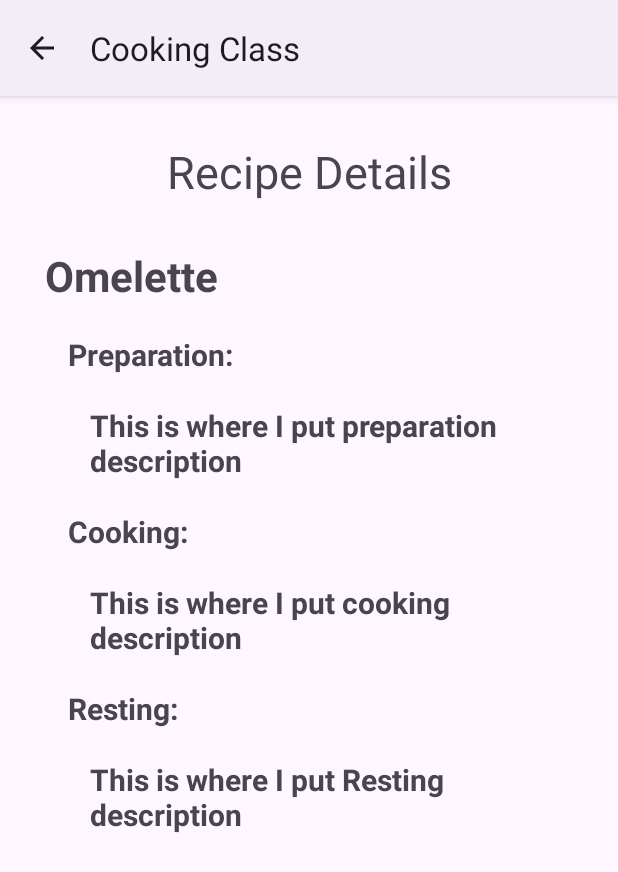
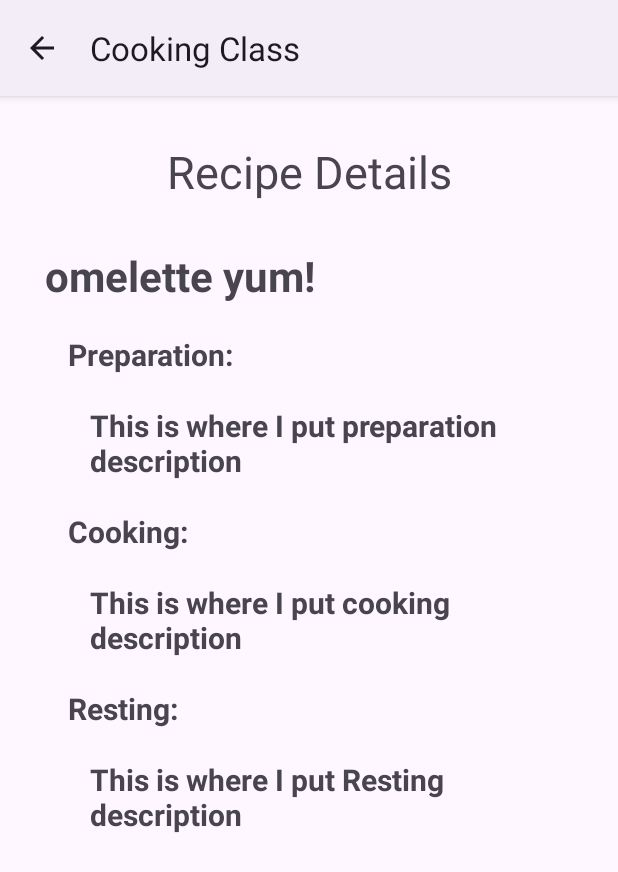
Before and after one commit to melchiaballe/mobile-cooking-app, an Android app: the screen it shows after launch (RecipeDetailsActivity), after a tap on "See Recipe", on a phone screen of 412 x 824 dp. Shown: the top 872 px of the screen. Run offline under Robolectric (Android 15) with nearby library versions, the phone set to English and light mode, and no system bars.

Commit message:
added passed data from home to omelette recipe fragment

```diff
--- a/app/src/main/java/com/example/cookingclass/HomeFragment.java
+++ b/app/src/main/java/com/example/cookingclass/HomeFragment.java
@@ -1,5 +1,6 @@
 package com.example.cookingclass;
 
+import android.content.Intent;
 import android.os.Bundle;
 
 import androidx.fragment.app.Fragment;
@@ -7,13 +8,32 @@ import androidx.fragment.app.Fragment;
 import android.view.LayoutInflater;
 import android.view.View;
 import android.view.ViewGroup;
+import android.widget.Button;
 
 public class HomeFragment extends Fragment {
 
     @Override
     public View onCreateView(LayoutInflater inflater, ViewGroup container,
                              Bundle savedInstanceState) {
-        // Inflate the layout for this fragment
-        return inflater.inflate(R.layout.fragment_home, container, false);
+
+        View view = inflater.inflate(R.layout.fragment_home, container, false);
+
+        Button button1 = view.findViewById(R.id.omeletteBtn);
+
+
+        button1.setOnClickListener(new View.OnClickListener() {
+            @Override
+            public void onClick(View v) {
+                Intent intent = new Intent(getActivity(), RecipeDetailsActivity.class);
+                intent.putExtra("recipe", "omelette yum!");
+                startActivity(intent);
+            }
+        });
+
+        return view;
+
+
     }
+
+
 }
--- a/app/src/main/java/com/example/cookingclass/MainActivity.java
+++ b/app/src/main/java/com/example/cookingclass/MainActivity.java
@@ -8,6 +8,7 @@ import android.os.Bundle;
 import android.view.MenuItem;
 
 import android.view.View;
+import android.widget.Button;
 
 import com.google.android.material.bottomnavigation.BottomNavigationView;
 import com.google.android.material.navigation.NavigationBarView;
@@ -75,6 +76,7 @@ public class MainActivity extends AppCompatActivity {
                 return false;
             }
         });
+
     }
 
     public void launchTimerDetailScreen(View v) {
@@ -82,10 +84,10 @@ public class MainActivity extends AppCompatActivity {
         startActivity(intent);
     }
 
-    public void launchRecipeDetailScreen(View v) {
-        Intent intent = new Intent(this, RecipeDetailsActivity.class);
-        startActivity(intent);
-    }
+//    public void launchRecipeDetailScreen(View v) {
+//        Intent intent = new Intent(this, RecipeDetailsActivity.class);
+//        startActivity(intent);
+//    }
 
     public void launchFeedbackDetails(View v) {
         Intent intent = new Intent(this, FeedbackRatingActivity.class);
--- a/app/src/main/java/com/example/cookingclass/RecipeDetailsActivity.java
+++ b/app/src/main/java/com/example/cookingclass/RecipeDetailsActivity.java
@@ -2,7 +2,10 @@ package com.example.cookingclass;
 
 import androidx.appcompat.app.AppCompatActivity;
 
+import android.content.Intent;
 import android.os.Bundle;
+import android.widget.Button;
+import android.widget.TextView;
 
 public class RecipeDetailsActivity extends AppCompatActivity {
 
@@ -10,5 +13,12 @@ public class RecipeDetailsActivity extends AppCompatActivity {
     protected void onCreate(Bundle savedInstanceState) {
         super.onCreate(savedInstanceState);
         setContentView(R.layout.activity_recipe_details);
+
+        Intent intent = getIntent();
+        String value = intent.getStringExtra("recipe");
+
+        TextView title = findViewById(R.id.recipe_title);
+
+        title.setText(value);
     }
 }
--- a/app/src/main/res/layout/activity_recipe_details.xml
+++ b/app/src/main/res/layout/activity_recipe_details.xml
@@ -29,11 +29,12 @@
             android:orientation="horizontal">
 
             <TextView
+                android:id="@+id/recipe_title"
                 android:layout_width="wrap_content"
                 android:layout_height="wrap_content"
                 android:text="Omelette"
-                android:textStyle="bold"
-                android:textSize="28sp">
+                android:textSize="28sp"
+                android:textStyle="bold">
 
             </TextView>
 
--- a/app/src/main/res/layout/fragment_home.xml
+++ b/app/src/main/res/layout/fragment_home.xml
@@ -66,6 +66,7 @@
                     android:textSize="18sp"></TextView>
 
                 <Button
+                    android:id="@+id/omeletteBtn"
                     android:layout_width="match_parent"
                     android:layout_height="wrap_content"
                     android:text="See Recipe"
```
